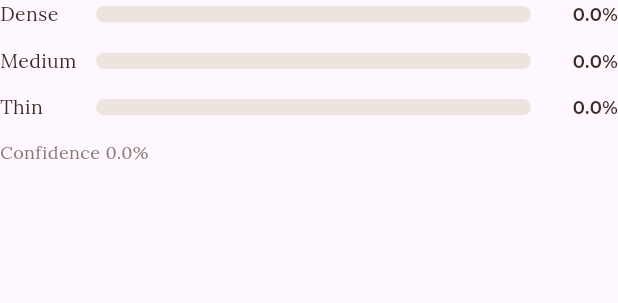
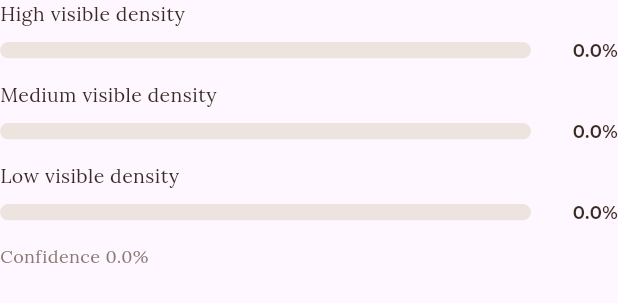
Before and after one commit to zenithstar1/youv.ai, a Flutter app: the HairDensityBars widget shown alone on an empty page, opened directly with empty values, on a phone screen of 412 x 824 dp. Shown: the top 303 px of the screen. Run offline on Flutter 3.47's test engine with Material 3 defaults, Android fonts, the phone set to English and light mode, and no system bars; our stand-ins replace camera, cloud_firestore, file_picker, firebase_auth, firebase_core, firebase_storage and 7 more; missing offline and left inert: camera_android, camera_platform_interface, dart:html, dart:js_util; accounts and stored records are empty.

Commit message:
hair frontend

```diff
--- a/lib/features/hair/widgets/hair_result_widgets.dart
+++ b/lib/features/hair/widgets/hair_result_widgets.dart
@@ -60,9 +60,9 @@ class HairDensityBars extends StatelessWidget {
   @override
   Widget build(BuildContext context) {
     final items = [
-      ('Dense', density.densePct, const Color(0xFF5F8F5A)),
-      ('Medium', density.mediumPct, const Color(0xFFD4A017)),
-      ('Thin', density.thinPct, const Color(0xFFC96B6B)),
+      ('High visible density', density.densePct, const Color(0xFF5F8F5A)),
+      ('Medium visible density', density.mediumPct, const Color(0xFFD4A017)),
+      ('Low visible density', density.thinPct, const Color(0xFFC96B6B)),
     ];
 
     return Column(
@@ -101,18 +101,19 @@ class _BarRow extends StatelessWidget {
   @override
   Widget build(BuildContext context) {
     final value = ((pct ?? 0).clamp(0, 100)) / 100.0;
-    return Row(
+    return Column(
+      crossAxisAlignment: CrossAxisAlignment.start,
       children: [
-        SizedBox(
-          width: 64,
-          child: Text(
+        Text(
           label,
           style: GoogleFonts.lora(
             fontSize: 13,
             color: HairTheme.textHigh,
           ),
         ),
-        ),
+        const SizedBox(height: 6),
+        Row(
+          children: [
             Expanded(
               child: ClipRRect(
                 borderRadius: BorderRadius.circular(8),
@@ -136,6 +137,8 @@ class _BarRow extends StatelessWidget {
                   color: HairTheme.textHigh,
                 ),
               ),
+            ),
+          ],
         ),
       ],
     );
```
Also changed, not shown: 5 other files. Lines whose indentation alone changed are shown as unchanged.
